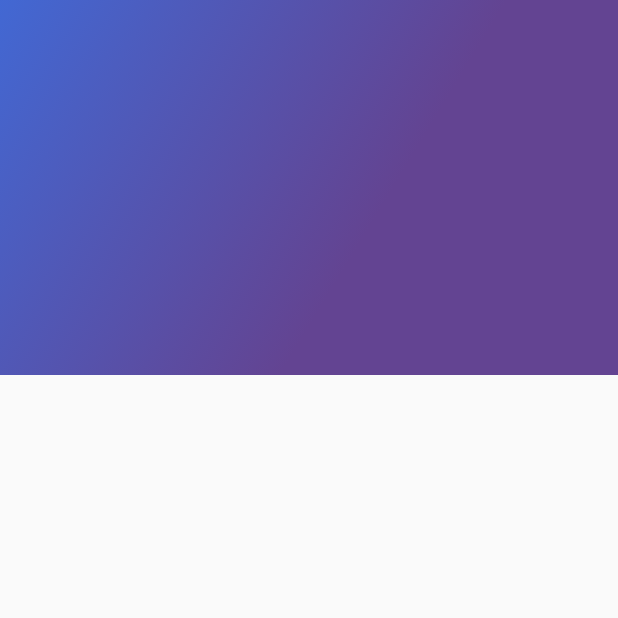
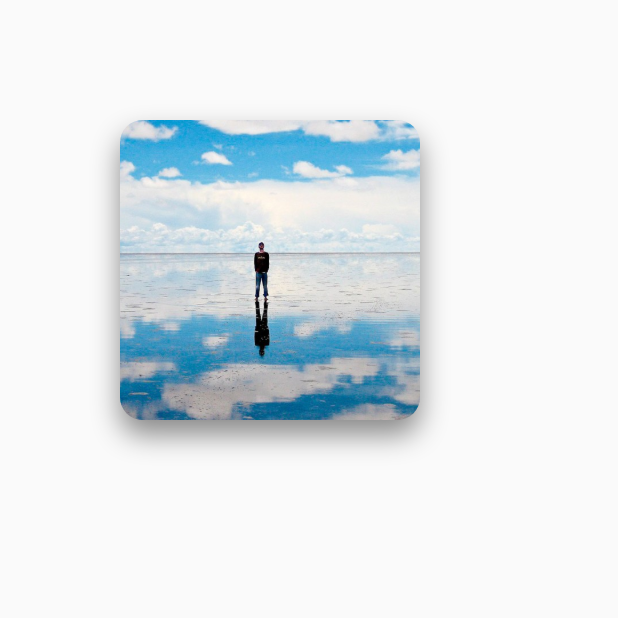
Before and after one commit to Makenzo64/Proyecto-Place, a Flutter app: the screen it shows after launch, on a phone screen of 412 x 824 dp, the top half of it. Run offline on Flutter 3.47's test engine with Material 2 defaults, Android fonts, the phone set to English and light mode, and no system bars.

Commit message:
clase 4 (3er Parcial)

```diff
--- /dev/null
+++ b/lib/card_image.dart
@@ -0,0 +1,34 @@
+import 'package:flutter/material.dart';
+
+class CardImage extends StatelessWidget{
+  String path;
+
+  CardImage(this.path);
+  @override
+  Widget build(BuildContext context) {
+    final cardImage = Container(
+      height: 200,
+      width: 200,
+      margin: EdgeInsets.all(80),
+      decoration: BoxDecoration(
+        image: DecorationImage(
+          image: AssetImage(
+            path,
+          ),
+          fit: BoxFit.cover
+        ),
+        shape: BoxShape.rectangle,
+        borderRadius: BorderRadius.all(Radius.circular(15)),
+        boxShadow: <BoxShadow>[
+          BoxShadow(
+            color: Colors.black45,
+            blurRadius: 15,
+            offset: Offset(0, 10)
+          )
+        ]
+      )
+      );
+    return cardImage;
+  }
+
+}
--- a/lib/home.dart
+++ b/lib/home.dart
@@ -1,7 +1,9 @@
 import 'package:flutter/material.dart';
+import 'package:proyecto/home_app_bar.dart';
 import 'package:proyecto/review.dart';
 import 'package:proyecto/review_list.dart';
 
+import 'card_image.dart';
 import 'description_place.dart';
 import 'gradient_back.dart';
 
@@ -11,8 +13,8 @@ class MyHome extends StatelessWidget {
     final descriptionPlace = Container(
       margin: EdgeInsets.only(
           top: 70,
-          left: 25,
-          right: 25
+          left: 30,
+          right: 30
       ),
       child: DescriptionPlace("Uyuni", 4, "Lorem Ipsum es simplemente texto de relleno de la industria de la impresión y la composición tipográfica. Lorem Ipsum ha sido el texto de relleno estándar de la industria desde la década de 1500, cuando un impresor desconocido tomó una galera de tipos y la mezcló para hacer un libro de muestras tipográficas. Ha sobrevivido no solo a cinco siglos, sino también al salto a la composición tipográfica electrónica, permaneciendo esencialmente sin cambios. Se popularizó en la década de 1960 con el lanzamiento de hojas de Letraset que contenían pasajes de Lorem Ipsum y, más recientemente, con software de autoedición como Aldus PageMaker que incluía versiones de Lorem Ipsum."),
     );
@@ -35,7 +37,7 @@ class MyHome extends StatelessWidget {
     return Scaffold(
       body: Stack(
         children: <Widget>[
-          GradientBack()
+         CardImage("assets/images/lugar1.jpg")
         ],
       ),
     );
--- a/pubspec.yaml
+++ b/pubspec.yaml
@@ -86,3 +86,4 @@ flutter:
     - assets/images/persona8.jpg
     - assets/images/persona9.jpg
     - assets/images/persona10.jpg
+    - assets/images/lugar1.jpg
```
Also changed, not shown: lib/home_app_bar.dart (+21 -1 lines), assets/images/lugar1.jpg (added).
